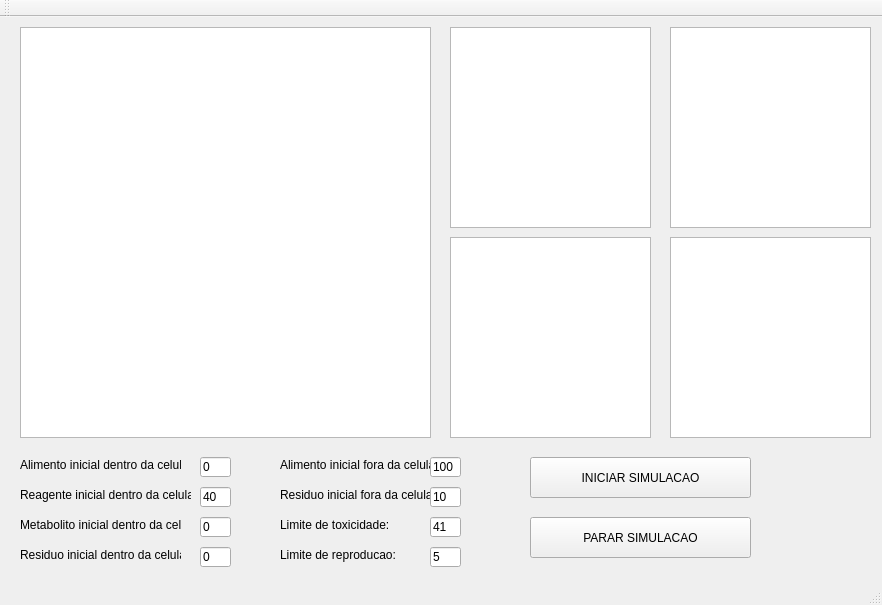
First picture: the form in maincontrol.ui, repository vultor33/BacteriaGraphic, before the edit.
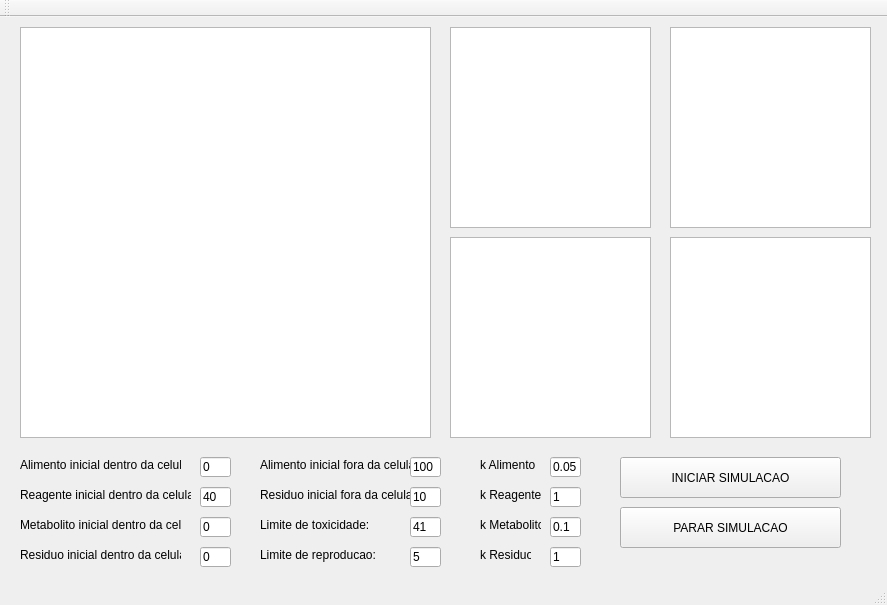
Second picture: the form after the edit.

Diff of the .ui file:
```diff
--- a/maincontrol.ui
+++ b/maincontrol.ui
@@ -6,7 +6,7 @@
    <rect>
     <x>0</x>
     <y>0</y>
-    <width>882</width>
+    <width>887</width>
     <height>605</height>
    </rect>
   </property>
@@ -197,7 +197,7 @@
    <widget class="QLabel" name="label_6">
     <property name="geometry">
      <rect>
-      <x>280</x>
+      <x>260</x>
       <y>440</y>
       <width>161</width>
       <height>16</height>
@@ -210,7 +210,7 @@
    <widget class="QLabel" name="label_7">
     <property name="geometry">
      <rect>
-      <x>280</x>
+      <x>260</x>
       <y>470</y>
       <width>161</width>
       <height>16</height>
@@ -223,7 +223,7 @@
    <widget class="QLabel" name="label_8">
     <property name="geometry">
      <rect>
-      <x>280</x>
+      <x>260</x>
       <y>500</y>
       <width>161</width>
       <height>16</height>
@@ -236,7 +236,7 @@
    <widget class="QLabel" name="label_9">
     <property name="geometry">
      <rect>
-      <x>280</x>
+      <x>260</x>
       <y>530</y>
       <width>161</width>
       <height>16</height>
@@ -249,7 +249,7 @@
    <widget class="QLineEdit" name="lineEdit_5">
     <property name="geometry">
      <rect>
-      <x>430</x>
+      <x>410</x>
       <y>470</y>
       <width>31</width>
       <height>20</height>
@@ -262,7 +262,7 @@
    <widget class="QLineEdit" name="lineEdit_6">
     <property name="geometry">
      <rect>
-      <x>430</x>
+      <x>410</x>
       <y>440</y>
       <width>31</width>
       <height>20</height>
@@ -275,7 +275,7 @@
    <widget class="QLineEdit" name="lineEdit_7">
     <property name="geometry">
      <rect>
-      <x>430</x>
+      <x>410</x>
       <y>500</y>
       <width>31</width>
       <height>20</height>
@@ -288,7 +288,7 @@
    <widget class="QLineEdit" name="lineEdit_8">
     <property name="geometry">
      <rect>
-      <x>430</x>
+      <x>410</x>
       <y>530</y>
       <width>31</width>
       <height>20</height>
@@ -301,7 +301,7 @@
    <widget class="QPushButton" name="startButton">
     <property name="geometry">
      <rect>
-      <x>530</x>
+      <x>620</x>
       <y>440</y>
       <width>221</width>
       <height>41</height>
@@ -314,8 +314,8 @@
    <widget class="QPushButton" name="killButton">
     <property name="geometry">
      <rect>
-      <x>530</x>
-      <y>500</y>
+      <x>620</x>
+      <y>490</y>
       <width>221</width>
       <height>41</height>
      </rect>
@@ -324,6 +324,110 @@
      <string>PARAR SIMULACAO</string>
     </property>
    </widget>
+   <widget class="QLabel" name="label_10">
+    <property name="geometry">
+     <rect>
+      <x>480</x>
+      <y>470</y>
+      <width>71</width>
+      <height>16</height>
+     </rect>
+    </property>
+    <property name="text">
+     <string>k Reagente</string>
+    </property>
+   </widget>
+   <widget class="QLabel" name="label_11">
+    <property name="geometry">
+     <rect>
+      <x>480</x>
+      <y>530</y>
+      <width>51</width>
+      <height>16</height>
+     </rect>
+    </property>
+    <property name="text">
+     <string>k Residuo</string>
+    </property>
+   </widget>
+   <widget class="QLineEdit" name="linekResiduo">
+    <property name="geometry">
+     <rect>
+      <x>550</x>
+      <y>530</y>
+      <width>31</width>
+      <height>20</height>
+     </rect>
+    </property>
+    <property name="text">
+     <string>1</string>
+    </property>
+   </widget>
+   <widget class="QLabel" name="label_12">
+    <property name="geometry">
+     <rect>
+      <x>480</x>
+      <y>440</y>
+      <width>61</width>
+      <height>16</height>
+     </rect>
+    </property>
+    <property name="text">
+     <string>k Alimento</string>
+    </property>
+   </widget>
+   <widget class="QLineEdit" name="linekAlimento">
+    <property name="geometry">
+     <rect>
+      <x>550</x>
+      <y>440</y>
+      <width>31</width>
+      <height>20</height>
+     </rect>
+    </property>
+    <property name="text">
+     <string>0.05</string>
+    </property>
+   </widget>
+   <widget class="QLineEdit" name="linekMetabolito">
+    <property name="geometry">
+     <rect>
+      <x>550</x>
+      <y>500</y>
+      <width>31</width>
+      <height>20</height>
+     </rect>
+    </property>
+    <property name="text">
+     <string>0.1</string>
+    </property>
+   </widget>
+   <widget class="QLabel" name="label_13">
+    <property name="geometry">
+     <rect>
+      <x>480</x>
+      <y>500</y>
+      <width>61</width>
+      <height>16</height>
+     </rect>
+    </property>
+    <property name="text">
+     <string>k Metabolito</string>
+    </property>
+   </widget>
+   <widget class="QLineEdit" name="linekReagente">
+    <property name="geometry">
+     <rect>
+      <x>550</x>
+      <y>470</y>
+      <width>31</width>
+      <height>20</height>
+     </rect>
+    </property>
+    <property name="text">
+     <string>1</string>
+    </property>
+   </widget>
   </widget>
   <widget class="QMenuBar" name="menuBar">
    <property name="geometry">
```
Left out of the diff: 46 changed lines with no effect on the pictures.
